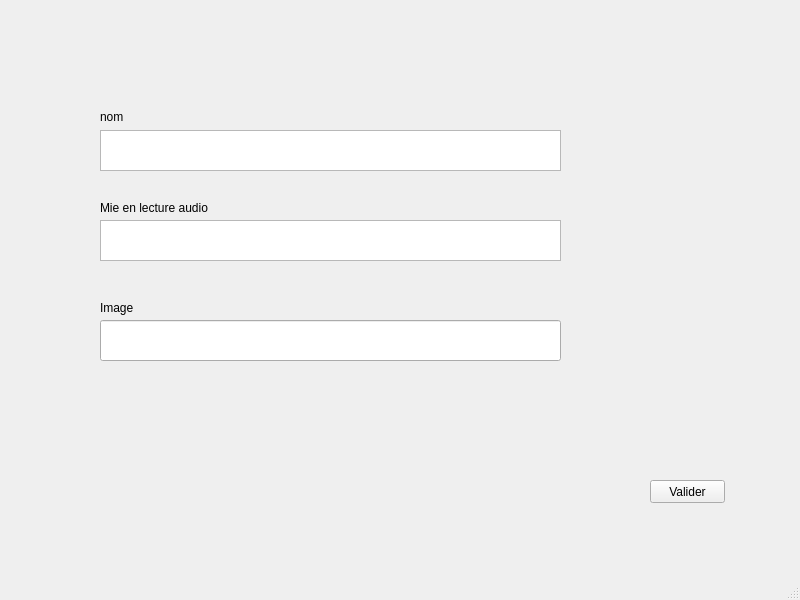
First picture: the form in mainimport.ui, repository MartinPratoussy/ARHM-Outil-de-communication, before the edit.
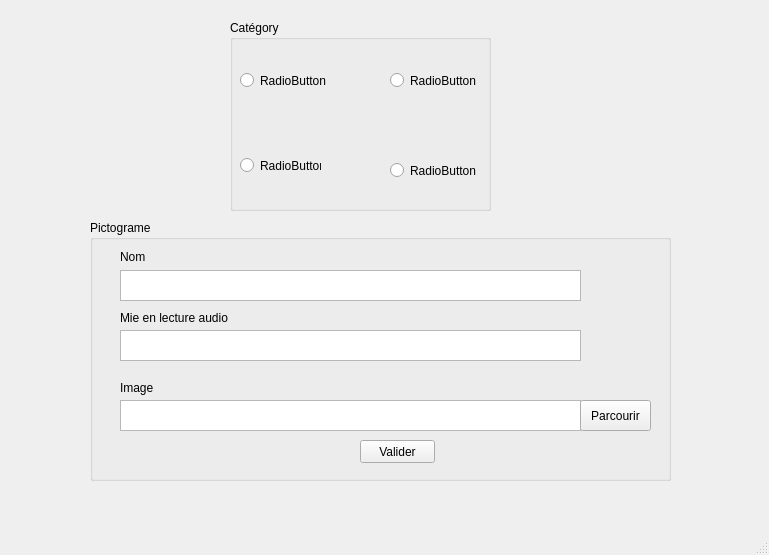
Second picture: the form after the edit.

Commit message:
Boite de dialoge + Bp Radio catégory
ajout d'une boite de dialoge pour la sélection de fichier image + incorporation du code de sélection de catégory

The edit to the form file:
```diff
--- a/mainimport.ui
+++ b/mainimport.ui
@@ -6,42 +6,87 @@
    <rect>
     <x>0</x>
     <y>0</y>
-    <width>800</width>
-    <height>600</height>
+    <width>769</width>
+    <height>555</height>
    </rect>
   </property>
   <property name="windowTitle">
    <string>MainImport</string>
   </property>
   <widget class="QWidget" name="centralwidget">
-   <widget class="QPushButton" name="BpValide">
+   <widget class="QGroupBox" name="groupBox">
     <property name="geometry">
      <rect>
-      <x>650</x>
-      <y>480</y>
-      <width>75</width>
-      <height>23</height>
+      <x>90</x>
+      <y>220</y>
+      <width>581</width>
+      <height>261</height>
      </rect>
     </property>
+    <property name="title">
+     <string>Pictograme</string>
+    </property>
+    <widget class="QLabel" name="nom">
+     <property name="geometry">
+      <rect>
+       <x>30</x>
+       <y>30</y>
+       <width>47</width>
+       <height>13</height>
+      </rect>
+     </property>
     <property name="text">
-     <string>Valider</string>
-    </property>
-   </widget>
-   <widget class="QTextEdit" name="NomSql">
+      <string>Nom</string>
+     </property>
+    </widget>
+    <widget class="QTextEdit" name="nomSql">
     <property name="geometry">
      <rect>
-      <x>100</x>
-      <y>130</y>
+       <x>30</x>
+       <y>50</y>
       <width>461</width>
-      <height>41</height>
+       <height>31</height>
+      </rect>
+     </property>
+    </widget>
+    <widget class="QTextEdit" name="lectureSql">
+     <property name="geometry">
+      <rect>
+       <x>30</x>
+       <y>110</y>
+       <width>461</width>
+       <height>31</height>
+      </rect>
+     </property>
+    </widget>
+    <widget class="QLabel" name="lectureAudio">
+     <property name="geometry">
+      <rect>
+       <x>30</x>
+       <y>90</y>
+       <width>111</width>
+       <height>16</height>
+      </rect>
+     </property>
+     <property name="text">
+      <string>Mie en lecture audio</string>
+     </property>
+    </widget>
+    <widget class="QTextEdit" name="imageSql">
+     <property name="geometry">
+      <rect>
+       <x>30</x>
+       <y>180</y>
+       <width>461</width>
+       <height>31</height>
      </rect>
     </property>
    </widget>
    <widget class="QLabel" name="Image">
     <property name="geometry">
      <rect>
-      <x>100</x>
-      <y>300</y>
+       <x>30</x>
+       <y>160</y>
       <width>81</width>
       <height>16</height>
      </rect>
@@ -53,62 +98,98 @@
      <enum>Qt::AutoText</enum>
     </property>
    </widget>
-   <widget class="QTextEdit" name="LectureSql">
+    <widget class="QPushButton" name="parBP">
     <property name="geometry">
      <rect>
-      <x>100</x>
+       <x>490</x>
+       <y>180</y>
+       <width>71</width>
+       <height>31</height>
+      </rect>
+     </property>
+     <property name="text">
+      <string>Parcourir</string>
+     </property>
+    </widget>
+    <widget class="QPushButton" name="bPValide">
+     <property name="geometry">
+      <rect>
+       <x>270</x>
       <y>220</y>
-      <width>461</width>
-      <height>41</height>
-     </rect>
-    </property>
-   </widget>
-   <widget class="QLineEdit" name="ImageSql">
+       <width>75</width>
+       <height>23</height>
+      </rect>
+     </property>
+     <property name="text">
+      <string>Valider</string>
+     </property>
+    </widget>
+   </widget>
+   <widget class="QGroupBox" name="groupBox_2">
     <property name="geometry">
      <rect>
-      <x>100</x>
-      <y>320</y>
-      <width>461</width>
-      <height>41</height>
+      <x>230</x>
+      <y>20</y>
+      <width>261</width>
+      <height>191</height>
      </rect>
     </property>
-   </widget>
-   <widget class="QLabel" name="LectureAudio">
+    <property name="title">
+     <string>Catégory</string>
+    </property>
+    <widget class="QRadioButton" name="rBCat1">
     <property name="geometry">
      <rect>
-      <x>100</x>
-      <y>200</y>
-      <width>111</width>
-      <height>16</height>
+       <x>10</x>
+       <y>30</y>
+       <width>91</width>
+       <height>61</height>
      </rect>
     </property>
     <property name="text">
-     <string>Mie en lecture audio</string>
-    </property>
-   </widget>
-   <widget class="QLabel" name="Nom">
+      <string>RadioButton</string>
+     </property>
+    </widget>
+    <widget class="QRadioButton" name="rBCat3">
     <property name="geometry">
      <rect>
-      <x>100</x>
+       <x>10</x>
       <y>110</y>
-      <width>47</width>
-      <height>13</height>
+       <width>81</width>
+       <height>71</height>
      </rect>
     </property>
     <property name="text">
-     <string>nom</string>
-    </property>
-   </widget>
-  </widget>
-  <widget class="QMenuBar" name="menubar">
+      <string>RadioButton</string>
+     </property>
+    </widget>
+    <widget class="QRadioButton" name="rBCat4">
+     <property name="geometry">
+      <rect>
+       <x>160</x>
+       <y>120</y>
+       <width>91</width>
+       <height>61</height>
+      </rect>
+     </property>
+     <property name="text">
+      <string>RadioButton</string>
+     </property>
+    </widget>
+    <widget class="QRadioButton" name="rBCat2">
    <property name="geometry">
     <rect>
-     <x>0</x>
-     <y>0</y>
-     <width>800</width>
-     <height>21</height>
-    </rect>
-   </property>
+       <x>160</x>
+       <y>20</y>
+       <width>91</width>
+       <height>81</height>
+      </rect>
+     </property>
+     <property name="text">
+      <string>RadioButton</string>
+     </property>
+    </widget>
+   </widget>
   </widget>
   <widget class="QStatusBar" name="statusbar"/>
  </widget>
```
Lines whose indentation alone changed are shown as unchanged. The commit also changes 44 other files.
